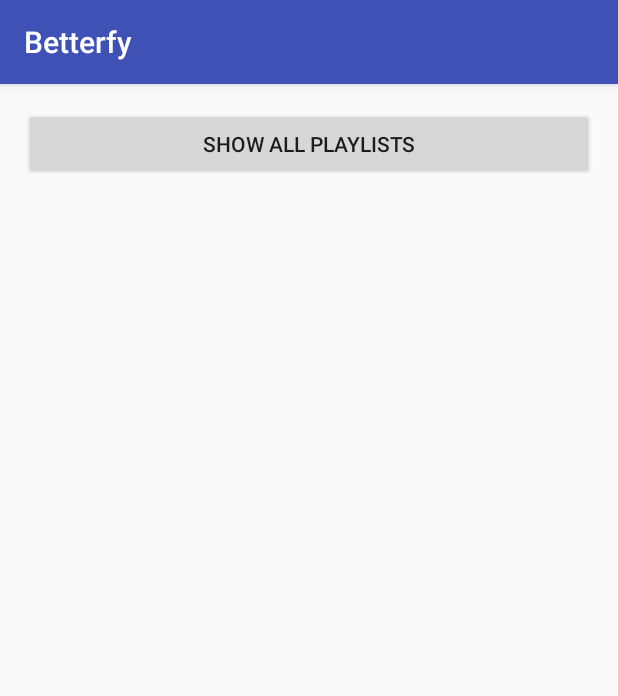
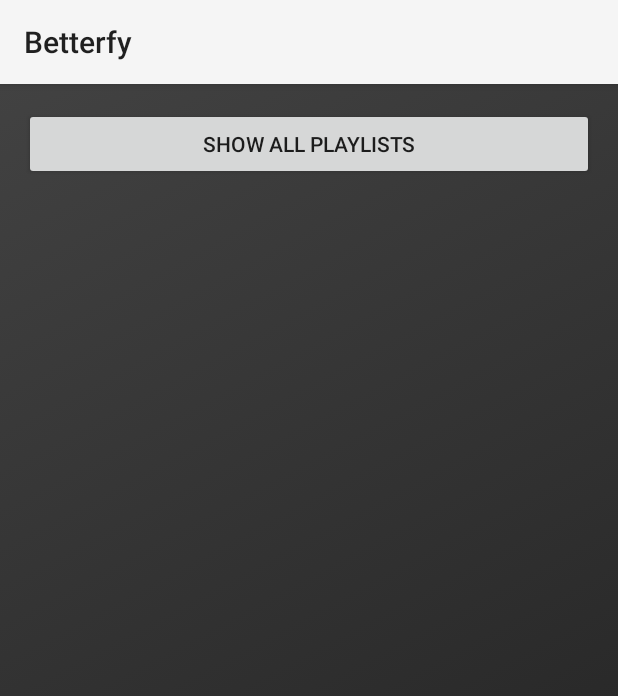
Before and after one commit to przemek-jablonski/Betterfy, an Android app: the screen it shows after launch (MainActivity), on a phone screen of 412 x 824 dp. Shown: the top 696 px of the screen. Run offline under Robolectric (Android 15) with nearby library versions, the light colour scheme and no system bars; libraries missing offline, so code that uses them is left out: com.spotify.sdk; 4 statements that could not run were skipped.

Commit message:
custom view for row, colors, themes (wip)

```diff
--- /dev/null
+++ b/app/src/main/res/drawable/primary_background.xml
@@ -0,0 +1,17 @@
+<?xml version="1.0" encoding="utf-8"?>
+<selector xmlns:android="http://schemas.android.com/apk/res/android">
+
+    <item>
+        <shape>
+            <gradient
+                android:type="linear"
+                android:centerX="30%"
+                android:startColor="@color/materialGrey900"
+                android:centerColor="@color/materialGrey900"
+                android:endColor="@color/materialGrey800"
+                android:angle="135"/>
+            <!-- http://angrytools.com/gradient/?25_424242,100_616161&0_100,100_100&l_130 -->
+        </shape>
+    </item>
+
+</selector>
--- a/app/src/main/res/layout/activity_main.xml
+++ b/app/src/main/res/layout/activity_main.xml
@@ -7,7 +7,8 @@
     android:paddingLeft="@dimen/activity_horizontal_margin"
     android:paddingRight="@dimen/activity_horizontal_margin"
     android:paddingTop="@dimen/activity_vertical_margin"
-    tools:context=".activities.MainActivity">
+    tools:context=".activities.MainActivity"
+    android:background="@drawable/primary_background">
 
     <!--<TextView-->
         <!--android:layout_width="wrap_content"-->
--- a/app/src/main/res/layout/activity_playlists.xml
+++ b/app/src/main/res/layout/activity_playlists.xml
@@ -4,7 +4,8 @@
     android:id="@+id/playlists_activity_rootview"
     android:orientation="vertical"
     android:layout_width="match_parent"
-    android:layout_height="match_parent">
+    android:layout_height="match_parent"
+    android:background="@drawable/primary_background">
 
     <android.support.v7.widget.RecyclerView
         android:id="@+id/playlists_recycler"
--- a/app/src/main/res/values/styles.xml
+++ b/app/src/main/res/values/styles.xml
@@ -1,11 +1,5 @@
 <resources>
 
-    <!-- Base application theme. -->
-    <style name="AppTheme" parent="Theme.AppCompat.Light.DarkActionBar">
-        <!-- Customize your theme here. -->
-        <item name="colorPrimary">@color/colorPrimary</item>
-        <item name="colorPrimaryDark">@color/colorPrimaryDark</item>
-        <item name="colorAccent">@color/colorAccent</item>
-    </style>
+
 
 </resources>
--- /dev/null
+++ b/app/src/main/res/values/values.xml
@@ -0,0 +1,4 @@
+<?xml version="1.0" encoding="utf-8"?>
+<resources>
+    <color name="material_grey_700">#616161</color>
+</resources>
```
Also changed, not shown: app/src/main/java/com/pszemek/betterfy/adapters/PlaylistsAdapter.java (+23 -16 lines), app/src/main/res/layout/playlists_recycler_item.xml (renamed from app/src/main/res/layout/playlist_recycler_item.xml, +4 -4 lines), app/src/main/res/layout/playlists_recycler_textitem.xml (deleted, +0 -12 lines), app/src/main/res/values-v21/styles.xml (added, +10 -0 lines), app/src/main/res/values/colors.xml (+12 -0 lines).
